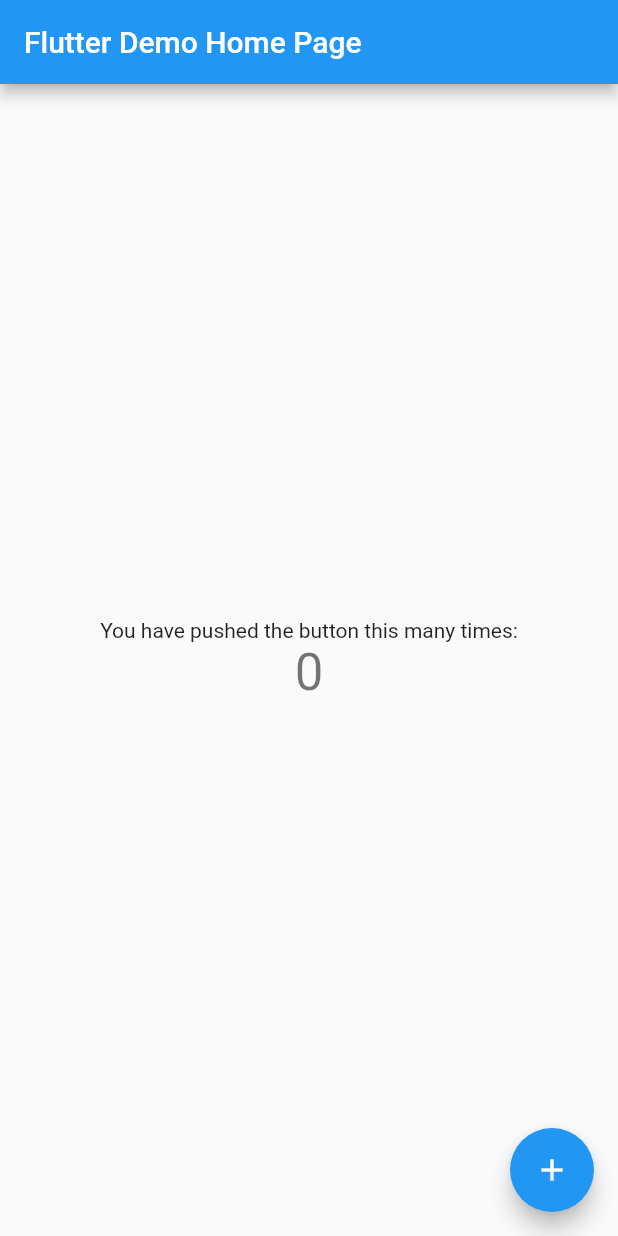
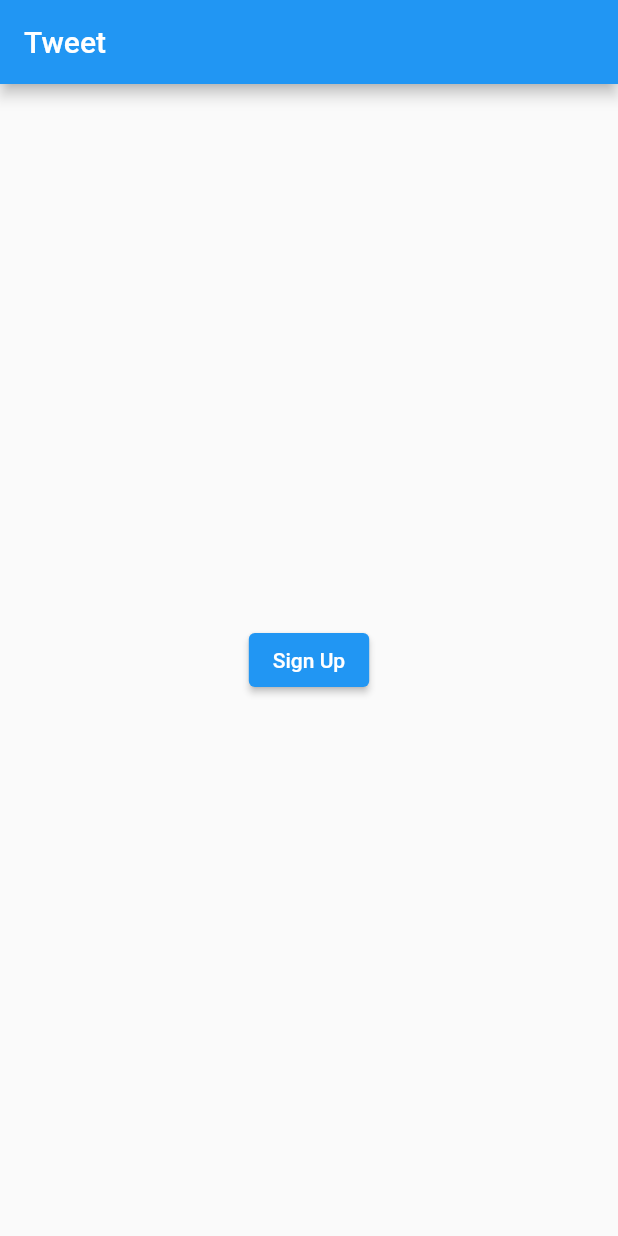
Before and after one commit to SaratAngajalaoffl/tweet-app, a Flutter app: the screen it shows after launch, on a phone screen of 412 x 824 dp. Run offline on Flutter 3.47's test engine with Material 2 defaults, Android fonts, the phone set to English and light mode, and no system bars; our stand-ins replace firebase_auth, firebase_core; accounts and stored records are empty.

Commit message:
Stability Commit

```diff
--- a/lib/main.dart
+++ b/lib/main.dart
@@ -1,6 +1,14 @@
+import 'package:firebase_auth/firebase_auth.dart';
+import 'package:firebase_core/firebase_core.dart';
 import 'package:flutter/material.dart';
+import 'package:provider/provider.dart';
+import 'package:tweet/services/firebase/firebase_auth.dart';
+import 'package:tweet/widgets/wrapper.dart';
 
-void main() {
+void main() async {
+  WidgetsFlutterBinding.ensureInitialized();
+  await Firebase.initializeApp();
+
   runApp(const MyApp());
 }
 
@@ -10,106 +18,16 @@ class MyApp extends StatelessWidget {
   // This widget is the root of your application.
   @override
   Widget build(BuildContext context) {
-    return MaterialApp(
-      title: 'Flutter Demo',
-      theme: ThemeData(
-        // This is the theme of your application.
-        //
-        // Try running your application with "flutter run". You'll see the
-        // application has a blue toolbar. Then, without quitting the app, try
-        // changing the primarySwatch below to Colors.green and then invoke
-        // "hot reload" (press "r" in the console where you ran "flutter run",
-        // or simply save your changes to "hot reload" in a Flutter IDE).
-        // Notice that the counter didn't reset back to zero; the application
-        // is not restarted.
-        primarySwatch: Colors.blue,
+    return StreamProvider<User?>.value(
+      value: FirebaseAuthService().user,
+      initialData: null,
+      child: MaterialApp(
+        title: 'Tweet',
+        theme: ThemeData(
+          primarySwatch: Colors.blue,
+        ),
+        home: const WrapperWidget(),
       ),
-      home: const MyHomePage(title: 'Flutter Demo Home Page'),
     );
   }
 }
-
-class MyHomePage extends StatefulWidget {
-  const MyHomePage({Key? key, required this.title}) : super(key: key);
-
-  // This widget is the home page of your application. It is stateful, meaning
-  // that it has a State object (defined below) that contains fields that affect
-  // how it looks.
-
-  // This class is the configuration for the state. It holds the values (in this
-  // case the title) provided by the parent (in this case the App widget) and
-  // used by the build method of the State. Fields in a Widget subclass are
-  // always marked "final".
-
-  final String title;
-
-  @override
-  State<MyHomePage> createState() => _MyHomePageState();
-}
-
-class _MyHomePageState extends State<MyHomePage> {
-  int _counter = 0;
-
-  void _incrementCounter() {
-    setState(() {
-      // This call to setState tells the Flutter framework that something has
-      // changed in this State, which causes it to rerun the build method below
-      // so that the display can reflect the updated values. If we changed
-      // _counter without calling setState(), then the build method would not be
-      // called again, and so nothing would appear to happen.
-      _counter++;
-    });
-  }
-
-  @override
-  Widget build(BuildContext context) {
-    // This method is rerun every time setState is called, for instance as done
-    // by the _incrementCounter method above.
-    //
-    // The Flutter framework has been optimized to make rerunning build methods
-    // fast, so that you can just rebuild anything that needs updating rather
-    // than having to individually change instances of widgets.
-    return Scaffold(
-      appBar: AppBar(
-        // Here we take the value from the MyHomePage object that was created by
-        // the App.build method, and use it to set our appbar title.
-        title: Text(widget.title),
-      ),
-      body: Center(
-        // Center is a layout widget. It takes a single child and positions it
-        // in the middle of the parent.
-        child: Column(
-          // Column is also a layout widget. It takes a list of children and
-          // arranges them vertically. By default, it sizes itself to fit its
-          // children horizontally, and tries to be as tall as its parent.
-          //
-          // Invoke "debug painting" (press "p" in the console, choose the
-          // "Toggle Debug Paint" action from the Flutter Inspector in Android
-          // Studio, or the "Toggle Debug Paint" command in Visual Studio Code)
-          // to see the wireframe for each widget.
-          //
-          // Column has various properties to control how it sizes itself and
-          // how it positions its children. Here we use mainAxisAlignment to
-          // center the children vertically; the main axis here is the vertical
-          // axis because Columns are vertical (the cross axis would be
-          // horizontal).
-          mainAxisAlignment: MainAxisAlignment.center,
-          children: <Widget>[
-            const Text(
-              'You have pushed the button this many times:',
-            ),
-            Text(
-              '$_counter',
-              style: Theme.of(context).textTheme.headline4,
-            ),
-          ],
-        ),
-      ),
-      floatingActionButton: FloatingActionButton(
-        onPressed: _incrementCounter,
-        tooltip: 'Increment',
-        child: const Icon(Icons.add),
-      ), // This trailing comma makes auto-formatting nicer for build methods.
-    );
-  }
-}
--- /dev/null
+++ b/lib/screens/authenticate/authenticate.dart
@@ -0,0 +1,29 @@
+import 'package:flutter/material.dart';
+import 'package:tweet/screens/authenticate/login_screen.dart';
+import 'package:tweet/screens/authenticate/signup_screen.dart';
+
+class AuthenticationScreen extends StatefulWidget {
+  const AuthenticationScreen({Key? key}) : super(key: key);
+
+  @override
+  _AuthenticationScreenState createState() => _AuthenticationScreenState();
+}
+
+class _AuthenticationScreenState extends State<AuthenticationScreen> {
+  bool isSignUpActive = false;
+
+  void toggleSignUpScreen() {
+    setState(() {
+      isSignUpActive = !isSignUpActive;
+    });
+  }
+
+  @override
+  Widget build(BuildContext context) {
+    if (isSignUpActive) {
+      return SignUpScreen(toggle: toggleSignUpScreen);
+    } else {
+      return LoginScreen(toggle: toggleSignUpScreen);
+    }
+  }
+}
--- /dev/null
+++ b/lib/screens/authenticate/login_screen.dart
@@ -0,0 +1,27 @@
+import 'package:flutter/material.dart';
+
+class LoginScreen extends StatefulWidget {
+  final void Function() toggle;
+
+  const LoginScreen({Key? key, required this.toggle}) : super(key: key);
+
+  @override
+  _LoginScreenState createState() => _LoginScreenState();
+}
+
+class _LoginScreenState extends State<LoginScreen> {
+  @override
+  Widget build(BuildContext context) {
+    return Scaffold(
+      appBar: AppBar(
+        title: const Text('Tweet'),
+      ),
+      body: Center(
+        child: ElevatedButton(
+          child: const Text("Sign Up"),
+          onPressed: widget.toggle,
+        ),
+      ),
+    );
+  }
+}
--- /dev/null
+++ b/lib/widgets/wrapper.dart
@@ -0,0 +1,20 @@
+import 'package:firebase_auth/firebase_auth.dart';
+import 'package:flutter/material.dart';
+import 'package:provider/provider.dart';
+import 'package:tweet/screens/authenticate/authenticate.dart';
+import 'package:tweet/screens/home/home.dart';
+
+class WrapperWidget extends StatelessWidget {
+  const WrapperWidget({Key? key}) : super(key: key);
+
+  @override
+  Widget build(BuildContext context) {
+    final user = Provider.of<User?>(context);
+
+    if (user == null) {
+      return const AuthenticationScreen();
+    } else {
+      return const HomeScreen();
+    }
+  }
+}
```
Also changed, not shown: lib/screens/authenticate/signup_screen.dart (added, +97 -0 lines), lib/screens/home/home.dart (added, +10 -0 lines), lib/services/firebase/firebase_auth.dart (added, +63 -0 lines), pubspec.yaml (+51 -49 lines), assets/images/bg.jpg (added), pubspec.lock, 6 other files.
